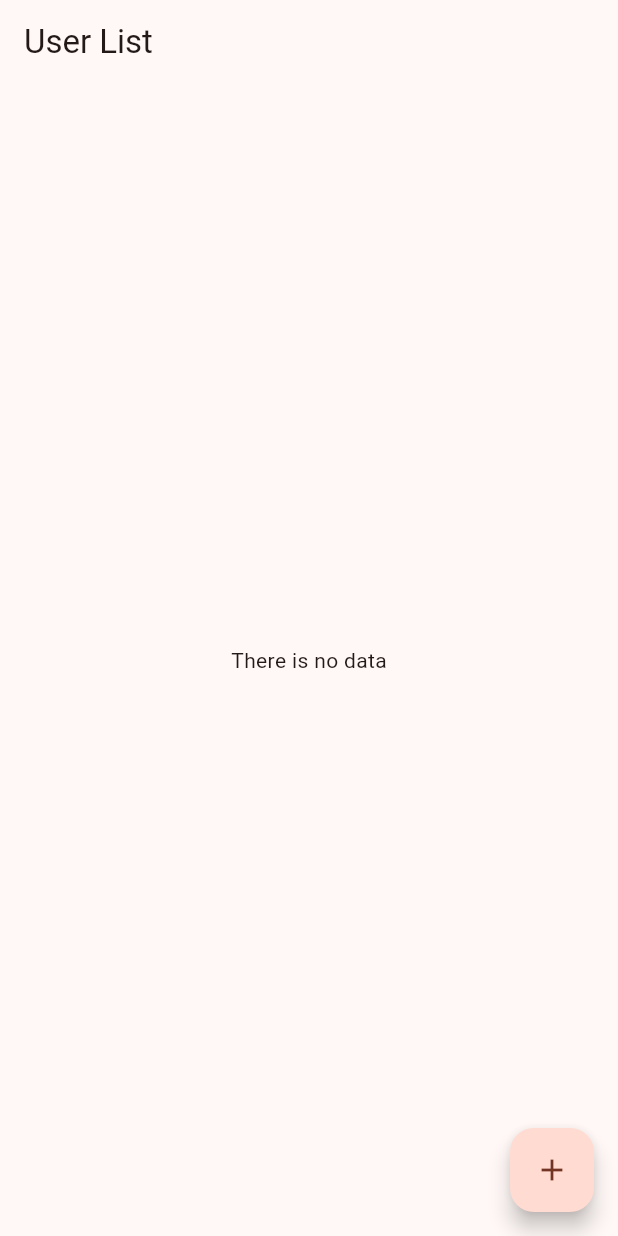
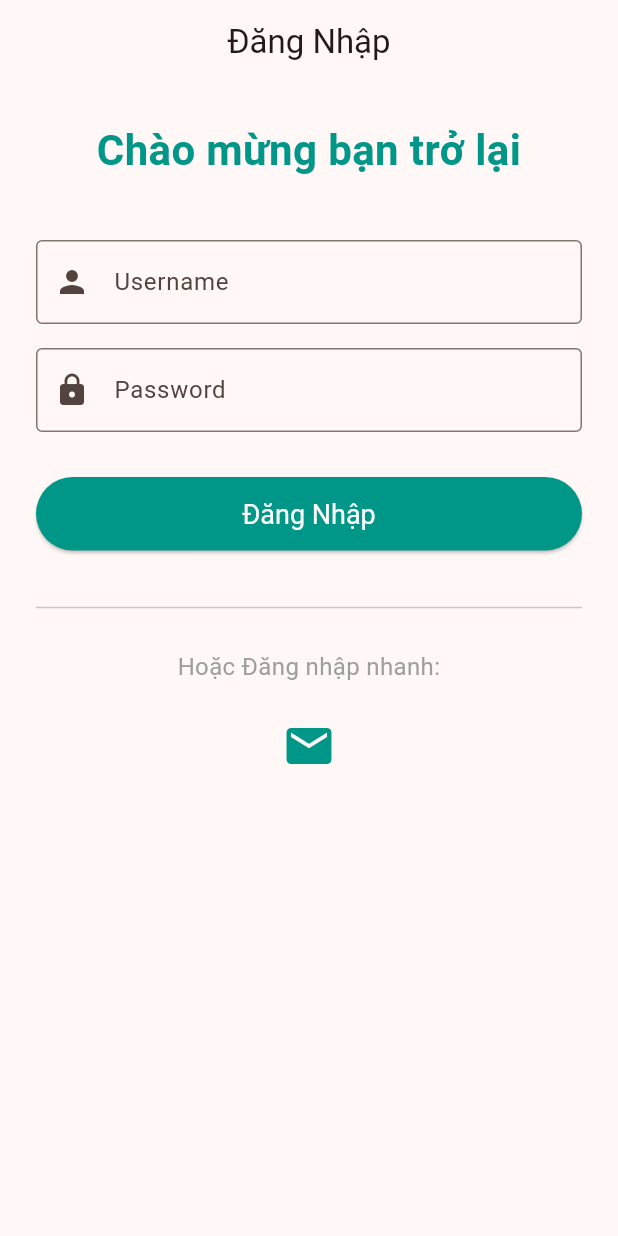
Before and after one commit to iemmeiemi/GKCrossPlatformFlutter, a Flutter app: the screen it shows after launch, on a phone screen of 412 x 824 dp. Run offline on Flutter 3.47's test engine with Material 3 defaults, Android fonts, the phone set to English and light mode, and no system bars; our stand-ins replace cloud_firestore, file_picker, firebase_auth, firebase_core, google_sign_in; missing offline and left inert: cloudinary_api, cloudinary_url_gen; accounts and stored records are empty; generated files the repository leaves out were written again.

Commit message:
add firebase authentication, search user locally

```diff
--- /dev/null
+++ b/lib/authentication/AuthGate.dart
@@ -0,0 +1,29 @@
+import 'package:flutter/material.dart';
+import 'package:firebase_auth/firebase_auth.dart';
+import 'package:giuaky/main.dart';
+import 'package:giuaky/presentation/screens/Login.dart';
+
+
+class AuthGate extends StatelessWidget {
+  const AuthGate({super.key});
+
+  @override
+  Widget build(BuildContext context) {
+    return StreamBuilder<User?>(
+      stream: FirebaseAuth.instance.authStateChanges(), // lắng nghe login/logout
+      builder: (context, snapshot) {
+        if (snapshot.connectionState == ConnectionState.waiting) {
+          return const Scaffold(
+            body: Center(child: CircularProgressIndicator()),
+          );
+        }
+
+        if (snapshot.hasData) {
+          return MyHomePage();
+        } else {
+          return LoginPage();
+        }
+      },
+    );
+  }
+}
--- a/lib/data/UserFirebase.dart
+++ b/lib/data/UserFirebase.dart
@@ -31,9 +31,10 @@ class UserFirebase {
     }
   }
 
+
   Future<void> updateUser(String id, Map<String, dynamic> u) async {
     try {
-      final docRef = await db.collection("Users").doc(id).set(u);
+      await db.collection("Users").doc(id).set(u);
 
     } catch (e) {
       print("Lỗi khi thêm user: $e");
--- a/lib/main.dart
+++ b/lib/main.dart
@@ -1,6 +1,7 @@
 import 'package:cloud_firestore/cloud_firestore.dart';
 import 'package:firebase_core/firebase_core.dart';
 import 'package:giuaky/application/UserViewModel.dart';
+import 'package:giuaky/authentication/AuthGate.dart';
 import 'package:giuaky/presentation/screens/UserListScreen.dart';
 import 'data/UserFirebase.dart';
 import 'firebase_options.dart';
@@ -40,7 +41,7 @@ class MyApp extends StatelessWidget {
         theme: ThemeData(
           colorScheme: ColorScheme.fromSeed(seedColor: Colors.deepOrange),
         ),
-        home: MyHomePage(),
+        home: AuthGate(),//MyHomePage()
       ),
     );
   }
@@ -63,6 +64,10 @@ class MyAppState extends ChangeNotifier {
       print('🔥 Lỗi khi thêm user: $error');
     });
   }
+  MyAppState() {
+
+  }
+
 
 }
 
--- a/lib/presentation/screens/AddUserScreen.dart
+++ b/lib/presentation/screens/AddUserScreen.dart
@@ -1,9 +1,7 @@
 import 'dart:io';
 
-import 'package:file_picker/file_picker.dart';
 import 'package:flutter/material.dart';
 import 'package:giuaky/application/UserViewModel.dart';
-import 'package:giuaky/data/User.dart';
 
 import '../../utils/FilePicker.dart';
 
--- /dev/null
+++ b/lib/presentation/screens/Login.dart
@@ -0,0 +1,134 @@
+import 'package:flutter/material.dart';
+
+
+import '../../authentication/FirebaseAuth.dart';
+
+
+class LoginPage extends StatelessWidget {
+  const LoginPage({super.key});
+
+  // Tạo hàm xử lý đăng nhập mẫu
+  void _handleLogin(String username, String password) {
+    print('--- Đăng nhập cơ bản ---');
+    print('Username: $username');
+    print('Password: $password');
+  }
+
+  // Tạo hàm xử lý đăng nhập bằng Email mẫu
+  Future<void> _loginWithEmail() async {
+    try {
+      await signInWithGoogle();
+    } on Exception catch (e) {
+      print(e.toString());
+    }
+  }
+
+  @override
+  Widget build(BuildContext context) {
+    // Sử dụng GlobalKey để quản lý trạng thái Form
+    final GlobalKey<FormState> formKey = GlobalKey<FormState>();
+    final TextEditingController usernameController = TextEditingController();
+    final TextEditingController passwordController = TextEditingController();
+
+    return Scaffold(
+      appBar: AppBar(
+        title: const Text('Đăng Nhập'),
+        centerTitle: true,
+      ),
+      body: SingleChildScrollView(
+        padding: const EdgeInsets.all(24.0),
+        child: Form(
+          key: formKey,
+          child: Column(
+            mainAxisAlignment: MainAxisAlignment.center,
+            crossAxisAlignment: CrossAxisAlignment.stretch,
+            children: <Widget>[
+              // Tiêu đề
+              const Text(
+                'Chào mừng bạn trở lại',
+                style: TextStyle(fontSize: 28, fontWeight: FontWeight.bold, color: Colors.teal),
+                textAlign: TextAlign.center,
+              ),
+              const SizedBox(height: 40),
+
+              // 1. Ô nhập Username
+              TextFormField(
+                controller: usernameController,
+                decoration: const InputDecoration(
+                  labelText: 'Username',
+                  border: OutlineInputBorder(),
+                  prefixIcon: Icon(Icons.person),
+                ),
+                validator: (value) {
+                  if (value == null || value.isEmpty) {
+                    return 'Không được để trống tên người dùng.';
+                  }
+                  return null;
+                },
+              ),
+
+              const SizedBox(height: 16),
+
+              // 2. Ô nhập Password
+              TextFormField(
+                controller: passwordController,
+                obscureText: true, // Luôn ẩn mật khẩu
+                decoration: const InputDecoration(
+                  labelText: 'Password',
+                  border: OutlineInputBorder(),
+                  prefixIcon: Icon(Icons.lock),
+                ),
+                validator: (value) {
+                  if (value == null || value.isEmpty) {
+                    return 'Không được để trống mật khẩu.';
+                  }
+                  return null;
+                },
+              ),
+
+              const SizedBox(height: 30),
+
+              // 3. Button Đăng Nhập Chính
+              ElevatedButton(
+                onPressed: () {
+                  if (formKey.currentState!.validate()) {
+                    _handleLogin(usernameController.text, passwordController.text);
+                  }
+                },
+                style: ElevatedButton.styleFrom(
+                  backgroundColor: Colors.teal,
+                  padding: const EdgeInsets.symmetric(vertical: 14),
+                  textStyle: const TextStyle(fontSize: 18),
+                ),
+                child: const Text('Đăng Nhập', style: TextStyle(color: Colors.white)),
+              ),
+
+              const SizedBox(height: 30),
+
+              const Divider(), // Đường phân cách đơn giản
+
+              const SizedBox(height: 20),
+
+              // Button Icon Đăng nhập bằng Email
+              const Text(
+                'Hoặc Đăng nhập nhanh:',
+                textAlign: TextAlign.center,
+                style: TextStyle(color: Colors.grey, fontSize: 16),
+              ),
+
+              const SizedBox(height: 15),
+
+              Center(
+                child: IconButton(
+                  onPressed: _loginWithEmail,
+                  icon: const Icon(Icons.email, size: 36, color: Colors.teal),
+                  tooltip: 'Đăng nhập bằng Email',
+                ),
+              ),
+            ],
+          ),
+        ),
+      ),
+    );
+  }
+}
--- a/lib/presentation/screens/UpdateUserScreen.dart
+++ b/lib/presentation/screens/UpdateUserScreen.dart
@@ -32,7 +32,7 @@ class _UpdateUserScreenState extends State<UpdateUserScreen> {
     _usernameController = TextEditingController(text: widget.user.username);
     _emailController = TextEditingController(text: widget.user.email);
     _passwordController = TextEditingController(text: widget.user.password);
-    _fileUrl = widget.user.image ?? "";
+    _fileUrl = widget.user.image;
   }
 
   @override
--- a/lib/presentation/widgets/UserCardWidget.dart
+++ b/lib/presentation/widgets/UserCardWidget.dart
@@ -1,6 +1,4 @@
-import 'package:cloudinary_flutter/image/cld_image.dart';
-import 'package:cloudinary_url_gen/transformation/resize/resize.dart';
-import 'package:cloudinary_url_gen/transformation/transformation.dart';
+
 import 'package:flutter/material.dart';
 import 'package:giuaky/data/User.dart';
 import 'package:giuaky/presentation/screens/UpdateUserScreen.dart';
--- a/lib/utils/FilePicker.dart
+++ b/lib/utils/FilePicker.dart
@@ -1,4 +1,3 @@
-import 'dart:io';
 
 import 'package:file_picker/file_picker.dart';
 
--- a/pubspec.yaml
+++ b/pubspec.yaml
@@ -17,6 +17,8 @@ dependencies:
   cloudinary_url_gen: ^1.0.0
   cloudinary_api: ^1.1.1
   file_picker: ^10.3.3
+  firebase_auth: ^6.1.1
+  google_sign_in: ^7.2.0
 
 
 dev_dependencies:
```
Also changed, not shown: lib/application/UserViewModel.dart (+28 -7 lines), lib/authentication/FirebaseAuth.dart (added, +42 -0 lines), lib/presentation/screens/UserListScreen.dart (+91 -6 lines), pubspec.lock, 4 other files.
